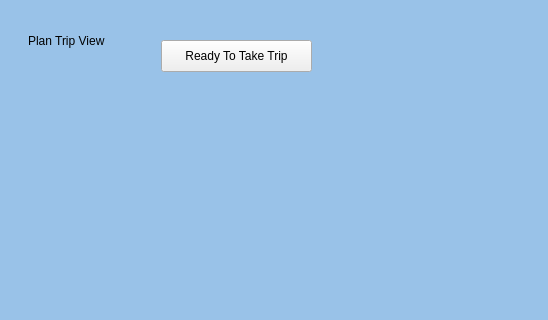
First picture: the form in src/windows/mainwindow.ui, repository fast-food-finder-associates/FastFoodFinder, before the edit; both pictures show x 252 to 800 and y 0 to 320 of the 800 by 600 pixel window.
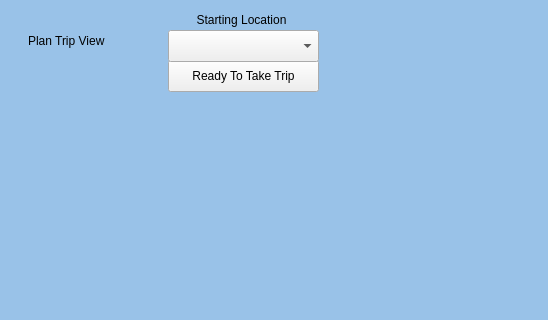
Second picture: the form after the edit. The open tabs and pages were chosen to show the change. Icons and pictures are not drawn.

Commit message: added planTrip lists for drag and drop, can choose start location, inputs items to list on trip button clicked

Patch:
```diff
--- a/src/windows/mainwindow.ui
+++ b/src/windows/mainwindow.ui
@@ -122,8 +122,8 @@
      <widget class="QPushButton" name="TripButton">
       <property name="geometry">
        <rect>
-        <x>323</x>
-        <y>40</y>
+        <x>330</x>
+        <y>60</y>
         <width>151</width>
         <height>32</height>
        </rect>
@@ -132,6 +132,35 @@
        <string>Ready To Take Trip</string>
       </property>
      </widget>
+     <widget class="QComboBox" name="startLocation">
+      <property name="geometry">
+       <rect>
+        <x>330</x>
+        <y>30</y>
+        <width>151</width>
+        <height>32</height>
+       </rect>
+      </property>
+     </widget>
+     <widget class="QLabel" name="label_2">
+      <property name="geometry">
+       <rect>
+        <x>338</x>
+        <y>10</y>
+        <width>131</width>
+        <height>20</height>
+       </rect>
+      </property>
+      <property name="text">
+       <string>Starting Location</string>
+      </property>
+      <property name="alignment">
+       <set>Qt::AlignCenter</set>
+      </property>
+      <property name="buddy">
+       <cstring>startLocation</cstring>
+      </property>
+     </widget>
     </widget>
     <widget class="QWidget" name="viewRestaurantView">
      <property name="styleSheet">
```
Left out of the diff: 6 changed lines with no effect on the pictures. The commit also changes 3 other files.
